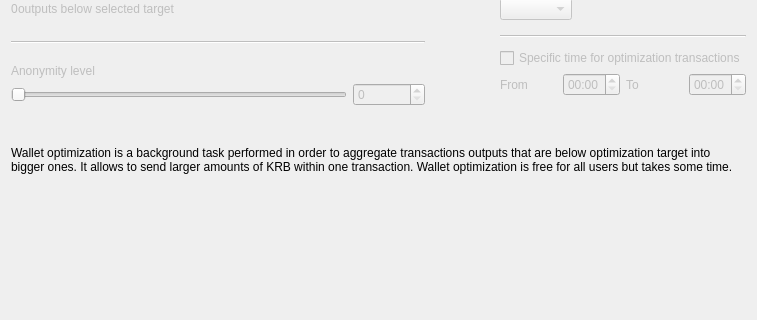
Above: src/gui/ui/optimizationsettingsdialog.ui from BalkancoinProject/balkancoin_testnet-wallet before the change; both pictures show x 0 to 757 and y 115 to 435 of the 757 by 516 pixel window. Below: the same form after it.
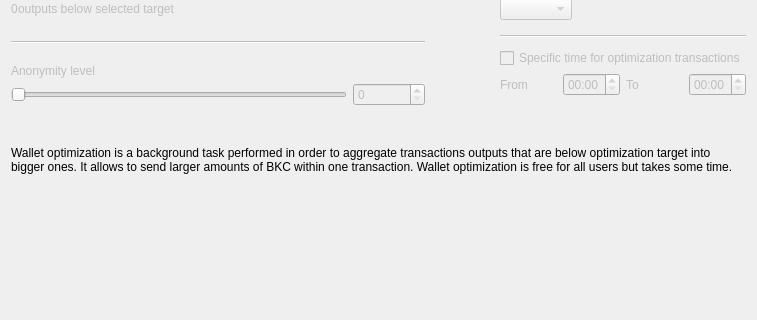
That is the form after the change.

```diff
--- a/src/gui/ui/optimizationsettingsdialog.ui
+++ b/src/gui/ui/optimizationsettingsdialog.ui
@@ -452,7 +452,7 @@
      <item>
       <widget class="QLabel" name="m_helpLabel">
        <property name="text">
-        <string>Wallet optimization is a background task performed in order to aggregate transactions outputs that are below optimization target into bigger ones. It allows to send larger amounts of KRB within one transaction. Wallet optimization is free for all users but takes some time.</string>
+        <string>Wallet optimization is a background task performed in order to aggregate transactions outputs that are below optimization target into bigger ones. It allows to send larger amounts of BKC within one transaction. Wallet optimization is free for all users but takes some time.</string>
        </property>
        <property name="wordWrap">
         <bool>true</bool>
```
